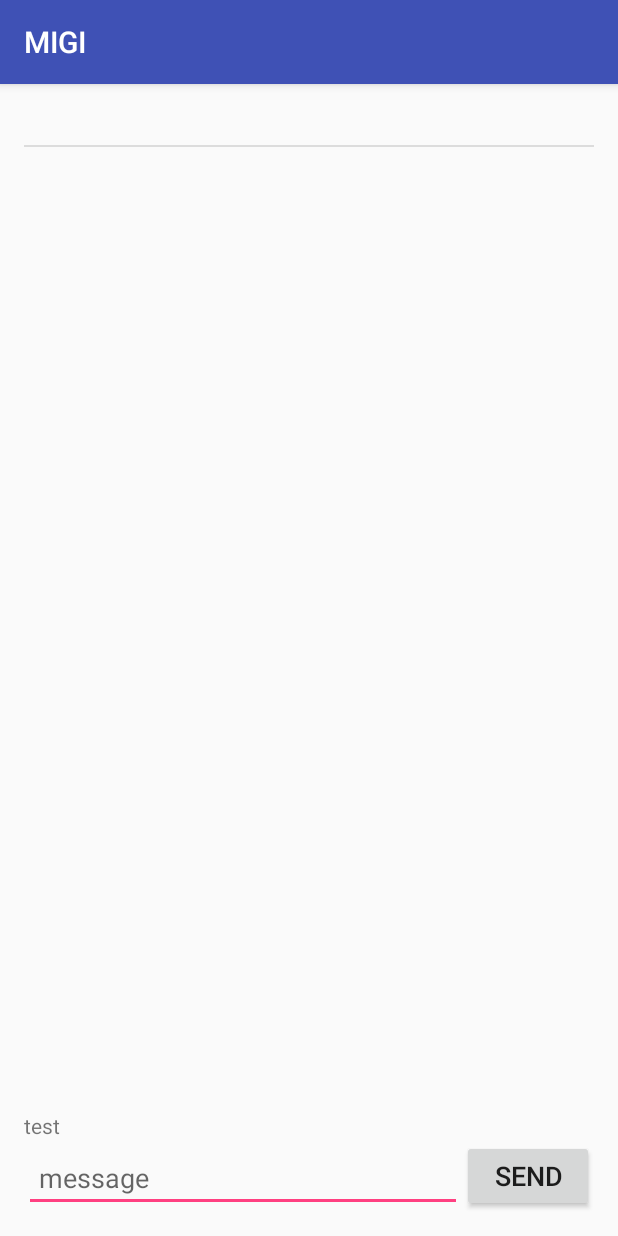
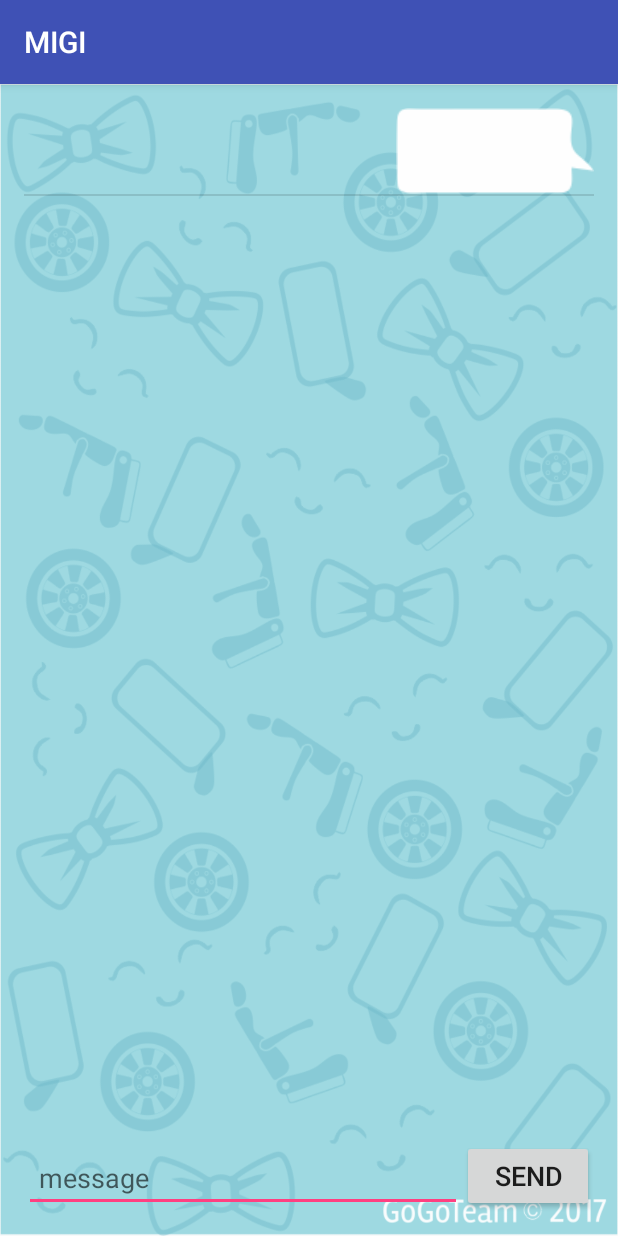
Before and after one commit to GO-HACKATHON/GoGo, an Android app: the screen it shows after launch (MainActivity), after a tap on "SEND", on a phone screen of 412 x 824 dp. Run offline under Robolectric (Android 15) with nearby library versions, the phone set to English and light mode, and no system bars; 1 statement that could not run was skipped.

Commit message:
add activity backgroud and chat box background

```diff
--- a/migi-android/app/src/main/res/layout/activity_main.xml
+++ b/migi-android/app/src/main/res/layout/activity_main.xml
@@ -10,7 +10,8 @@
         android:paddingRight="@dimen/activity_horizontal_margin"
         android:paddingTop="@dimen/activity_vertical_margin"
         android:paddingBottom="@dimen/activity_vertical_margin"
-        tools:context="com.gogo.migi.MainActivity">
+        tools:context="com.gogo.migi.MainActivity"
+        android:background="@drawable/background">
 
     <ListView
             android:id="@+id/lvChat"
@@ -21,11 +22,6 @@
             android:layout_width="match_parent"
             android:layout_height="0dp"
             android:layout_weight="1"/>
-    <TextView
-            android:id="@+id/textViewTest"
-            android:layout_width="match_parent"
-            android:layout_height="wrap_content"
-            android:text="test"/>
 
     <RelativeLayout
             android:layout_width="match_parent"
--- a/migi-android/app/src/main/res/layout/item_list.xml
+++ b/migi-android/app/src/main/res/layout/item_list.xml
@@ -6,8 +6,14 @@
 
     <TextView
             android:id="@+id/chat_box"
+            android:background="@drawable/chat_box"
+            android:paddingLeft="10dp"
+            android:paddingRight="25dp"
+            android:paddingTop="5dp"
+            android:paddingBottom="5dp"
             android:layout_width="wrap_content"
             android:layout_height="wrap_content"
-            android:textStyle="bold"
+            android:layout_gravity="right"
             android:textSize="18sp" />
+
 </LinearLayout>
```
Also changed, not shown: migi-android/app/src/main/res/drawable/background.png (added), migi-android/app/src/main/res/drawable/chat_box.png (added).
